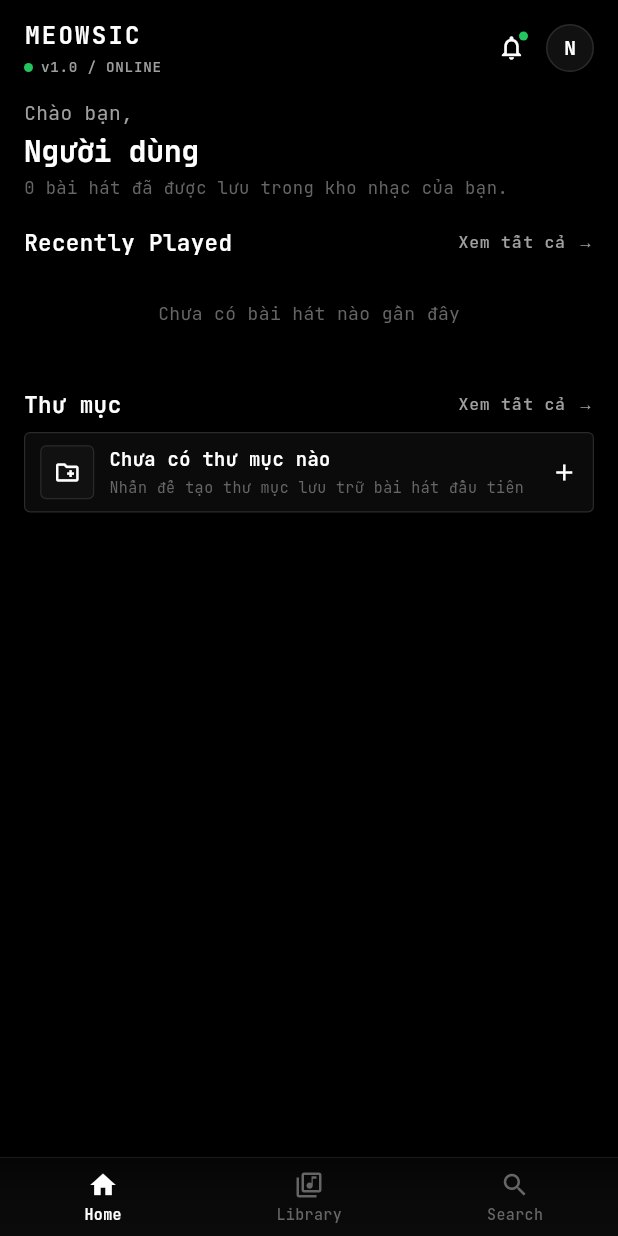
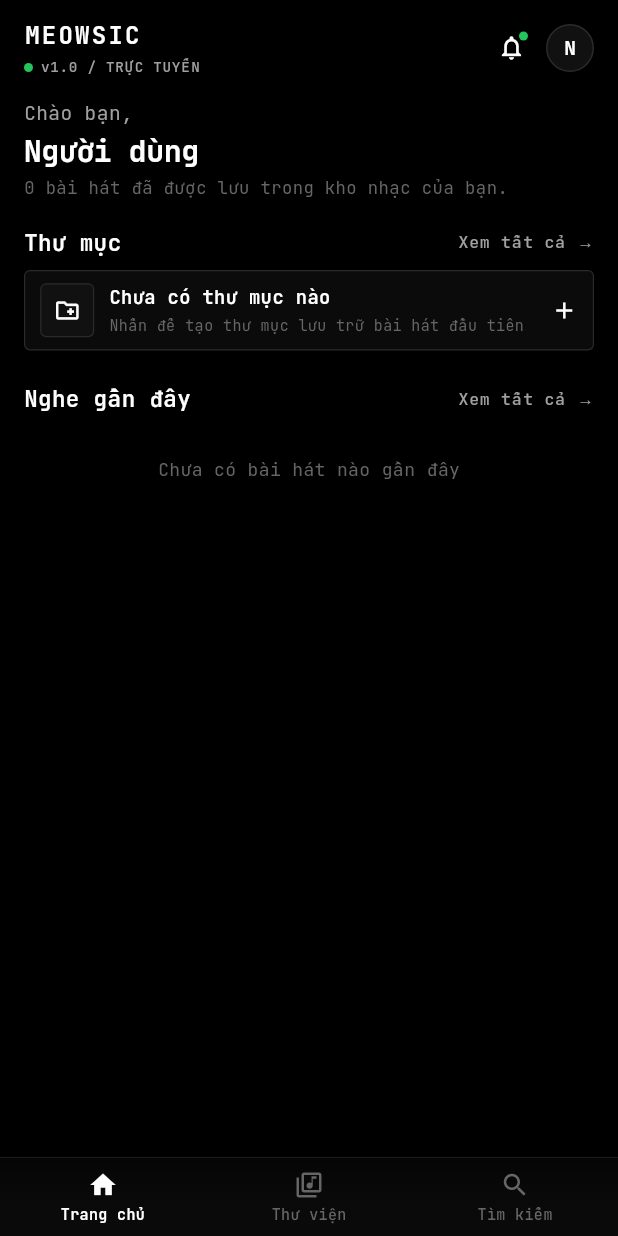
Before and after one commit to SutieXuXi203/music-storage-ui-mobile, a Flutter app: the HomeScreen screen opened directly, on a phone screen of 412 x 824 dp. Run offline on Flutter 3.47's test engine with Material 3 defaults, Android fonts, the phone set to English and light mode, and no system bars; our stand-ins replace cached_network_image, dio, flutter_local_notifications, flutter_svg, google_fonts, image_picker and 2 more; missing offline and left inert: reicon_flutter; accounts and stored records are empty; network calls fail.

Commit message:
feat: move folders section to top on home tab and localize full UI to Vietnamese

```diff
--- a/lib/views/home/account_info_screen.dart
+++ b/lib/views/home/account_info_screen.dart
@@ -399,7 +399,7 @@ class _AccountInfoScreenState extends State<AccountInfoScreen> {
                             _buildTag(
                               context,
                               label:
-                                  'STATUS: ${isActive ? 'ACTIVE' : 'INACTIVE'}',
+                                  'TRẠNG THÁI: ${isActive ? 'HOẠT ĐỘNG' : 'KHÔNG HOẠT ĐỘNG'}',
                               isHighlighted: true,
                               textColor: isActive
                                   ? greenText
@@ -453,7 +453,7 @@ class _AccountInfoScreenState extends State<AccountInfoScreen> {
                   context,
                   label: 'Họ và tên',
                   value: displayName,
-                  trailingBadge: 'EDIT',
+                  trailingBadge: 'SỬA',
                   onBadgeTap: _showEditProfileDialog,
                 ),
                 _buildDivider(context),
@@ -461,7 +461,7 @@ class _AccountInfoScreenState extends State<AccountInfoScreen> {
                   context,
                   label: 'Email',
                   value: email,
-                  trailingBadge: 'VERIFIED',
+                  trailingBadge: 'ĐÃ XÁC THỰC',
                   badgeColor: greenBg,
                   badgeBorderColor: greenBorder,
                   badgeTextColor: greenText,
--- a/lib/views/home/home_screen.dart
+++ b/lib/views/home/home_screen.dart
@@ -141,11 +141,11 @@ class _HomeScreenState extends State<HomeScreen> {
                         mainAxisAlignment: MainAxisAlignment.spaceAround,
                         children: [
                           _buildNavItem(
-                              0, Icons.home_outlined, Icons.home, 'Home'),
+                              0, Icons.home_outlined, Icons.home, 'Trang chủ'),
                           _buildNavItem(1, Icons.library_music_outlined,
-                              Icons.library_music, 'Library'),
+                              Icons.library_music, 'Thư viện'),
                           _buildNavItem(2, Icons.search_outlined,
-                              Icons.search, 'Search'),
+                              Icons.search, 'Tìm kiếm'),
                         ],
                       ),
                     ),
--- a/lib/views/home/tabs/home_tab.dart
+++ b/lib/views/home/tabs/home_tab.dart
@@ -192,7 +192,7 @@ class _HomeTabState extends State<HomeTab> {
                           ),
                           const SizedBox(width: 5),
                           Text(
-                            'v1.0 / ONLINE',
+                            'v1.0 / TRỰC TUYẾN',
                             style: AppTheme.monoStyle(
                               fontSize: 9.5,
                               color: AppTheme.getTextSecondary(context),
@@ -221,7 +221,7 @@ class _HomeTabState extends State<HomeTab> {
                               ScaffoldMessenger.of(context).showSnackBar(
                                 SnackBar(
                                   content: Text(
-                                      'Hệ thống hoạt động bình thường // v1.0 ONLINE',
+                                      'Hệ thống hoạt động bình thường // v1.0 TRỰC TUYẾN',
                                       style: AppTheme.monoStyle(fontSize: 11)),
                                   duration: const Duration(seconds: 1),
                                   backgroundColor:
@@ -316,24 +316,6 @@ class _HomeTabState extends State<HomeTab> {
                 ],
               ),
               const SizedBox(height: 18),
-              _buildSectionHeader('Recently Played',
-                  onSeeAll: widget.onNavigateToLibrary),
-              const SizedBox(height: 8),
-              if (recentSongs.isEmpty)
-                Container(
-                  padding: const EdgeInsets.symmetric(vertical: 20),
-                  child: Center(
-                    child: Text(
-                      'Chưa có bài hát nào gần đây',
-                      style: TextStyle(
-                          color: AppTheme.getTextMuted(context), fontSize: 12),
-                    ),
-                  ),
-                )
-              else
-                ...recentSongs
-                    .map((song) => _buildRecentSongTile(context, song)),
-              const SizedBox(height: 22),
               _buildSectionHeader('Thư mục',
                   onSeeAll: widget.onNavigateToLibrary),
               const SizedBox(height: 8),
@@ -366,6 +348,24 @@ class _HomeTabState extends State<HomeTab> {
                     ),
                   ),
               ],
+              const SizedBox(height: 22),
+              _buildSectionHeader('Nghe gần đây',
+                  onSeeAll: widget.onNavigateToLibrary),
+              const SizedBox(height: 8),
+              if (recentSongs.isEmpty)
+                Container(
+                  padding: const EdgeInsets.symmetric(vertical: 20),
+                  child: Center(
+                    child: Text(
+                      'Chưa có bài hát nào gần đây',
+                      style: TextStyle(
+                          color: AppTheme.getTextMuted(context), fontSize: 12),
+                    ),
+                  ),
+                )
+              else
+                ...recentSongs
+                    .map((song) => _buildRecentSongTile(context, song)),
               const SizedBox(height: 120),
             ],
           ),
--- a/lib/views/player/now_playing_screen.dart
+++ b/lib/views/player/now_playing_screen.dart
@@ -148,7 +148,7 @@ class _NowPlayingScreenState extends State<NowPlayingScreen>
             backgroundColor: AppTheme.getBg(context),
             body: Center(
               child: Text(
-                'NO_TRACK_LOADED',
+                'CHƯA CÓ BÀI HÁT',
                 style:
                     AppTheme.monoStyle(color: AppTheme.getTextMuted(context)),
               ),
@@ -178,7 +178,7 @@ class _NowPlayingScreenState extends State<NowPlayingScreen>
               ),
               centerTitle: true,
               title: Text(
-                'AUDIO_ENGINE_EXEC',
+                'ĐANG PHÁT',
                 style: AppTheme.monoStyle(
                   fontSize: 12,
                   letterSpacing: 1.2,
--- a/lib/views/player/queue_screen.dart
+++ b/lib/views/player/queue_screen.dart
@@ -63,13 +63,13 @@ class _QueueScreenState extends State<QueueScreen> {
                   child: Row(
                     children: [
                       _buildPillTab(
-                        title: 'Up Next',
+                        title: 'Tiếp theo',
                         isSelected: _selectedTab == 0,
                         onTap: () => setState(() => _selectedTab = 0),
                       ),
                       const SizedBox(width: 8),
                       _buildPillTab(
-                        title: 'Playlist',
+                        title: 'Danh sách phát',
                         isSelected: _selectedTab == 1,
                         onTap: () => setState(() => _selectedTab = 1),
                       ),
@@ -83,7 +83,7 @@ class _QueueScreenState extends State<QueueScreen> {
                     mainAxisAlignment: MainAxisAlignment.spaceBetween,
                     children: [
                       Text(
-                        '${playlist.length} tracks · ${_calculateTotalDuration(playlist)}',
+                        '${playlist.length} bài hát · ${_calculateTotalDuration(playlist)}',
                         style: AppTheme.monoStyle(
                           fontSize: 11,
                           color: AppTheme.getTextSecondary(context),
```
Also changed, not shown: lib/views/auth/login_screen.dart (+4 -4 lines), lib/views/details/song_detail_screen.dart (+13 -13 lines), lib/views/home/settings_screen.dart (+4 -4 lines), lib/views/home/tabs/library_tab.dart (+5 -5 lines).
